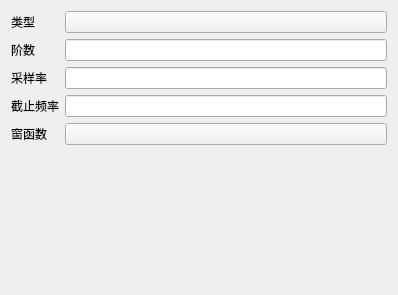
Above: ui/FIRFormInterface.ui from Pigletzzz/SignalProcessing before the change. Below: the same form after it.
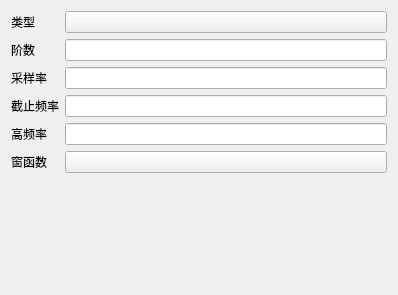
That is the form after the change. Custom widgets are drawn as their Qt base class.

Commit message: Feat: make firformlayout hide/show widget as filter type change.

Patch:
```diff
--- a/ui/FIRFormInterface.ui
+++ b/ui/FIRFormInterface.ui
@@ -54,16 +54,26 @@
       <item row="3" column="1">
           <widget class="LineEdit" name="cutoffEditLow"/>
       </item>
-      <item row="4" column="0">
+   <item row="5" column="0">
     <widget class="BodyLabel" name="BodyLabel">
      <property name="text">
       <string>窗函数</string>
      </property>
     </widget>
    </item>
-      <item row="4" column="1">
+   <item row="5" column="1">
     <widget class="ComboBox" name="windowsBox"/>
    </item>
+   <item row="4" column="1">
+    <widget class="LineEdit" name="cutoffEditHigh"/>
+   </item>
+   <item row="4" column="0">
+    <widget class="BodyLabel" name="BodyLabel_6">
+     <property name="text">
+      <string>高频率</string>
+     </property>
+    </widget>
+   </item>
   </layout>
  </widget>
  <customwidgets>
```
Lines whose indentation alone changed are shown as unchanged. The commit also changes 2 other files.
